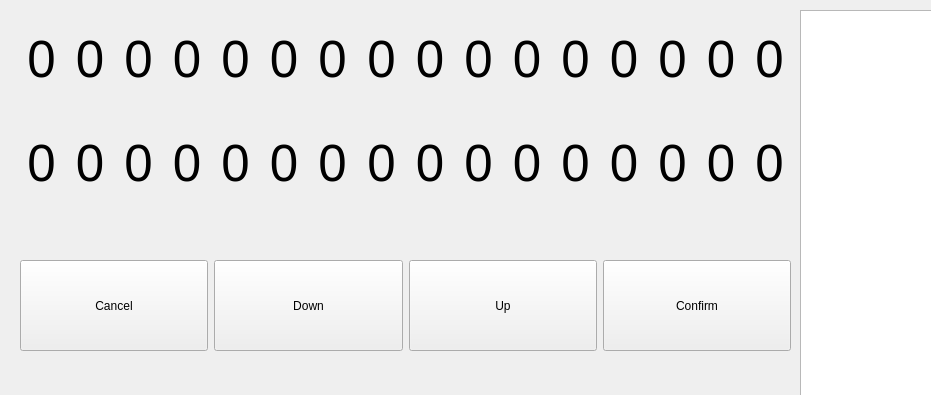
First picture: the form in code/lib/ControlUnit.ui, repository Fantazzj/Arduino-watering-system, before the edit; both pictures show x 0 to 931 and y 0 to 395 of the 1081 by 644 pixel window.
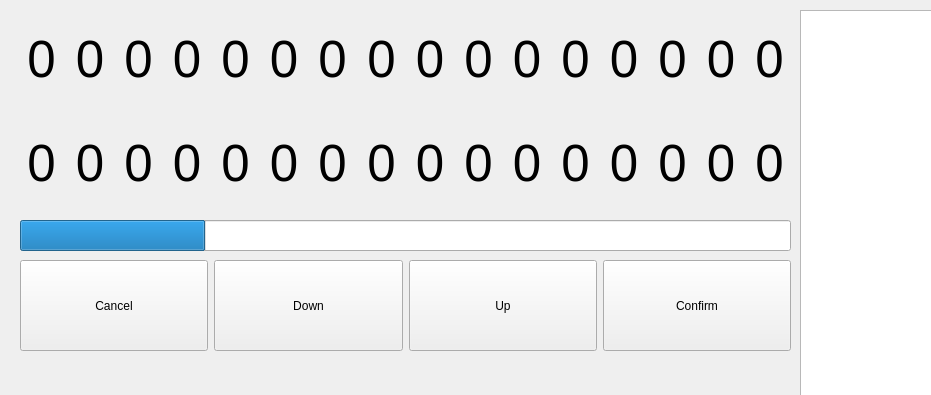
Second picture: the form after the edit.

Commit message: backlight simulation on QtVersion

```diff
--- a/code/lib/ControlUnit.ui
+++ b/code/lib/ControlUnit.ui
@@ -1091,6 +1091,28 @@
      </item>
     </layout>
    </widget>
+   <widget class="QProgressBar" name="backlight">
+    <property name="geometry">
+     <rect>
+      <x>20</x>
+      <y>220</y>
+      <width>771</width>
+      <height>31</height>
+     </rect>
+    </property>
+    <property name="value">
+     <number>24</number>
+    </property>
+    <property name="textVisible">
+     <bool>false</bool>
+    </property>
+    <property name="orientation">
+     <enum>Qt::Horizontal</enum>
+    </property>
+    <property name="format">
+     <string>%p%</string>
+    </property>
+   </widget>
   </widget>
   <widget class="QMenuBar" name="menubar">
    <property name="geometry">
```
The commit also changes 2 other files.
